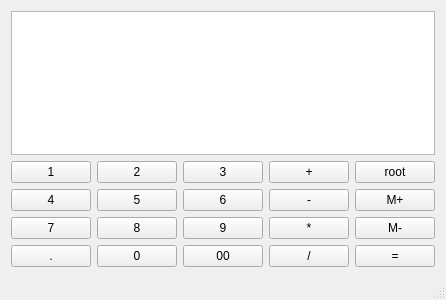
This is kalkulator.ui in mufraswid/VCalculator as Qt 5 draws it before an edit. The edited form follows.
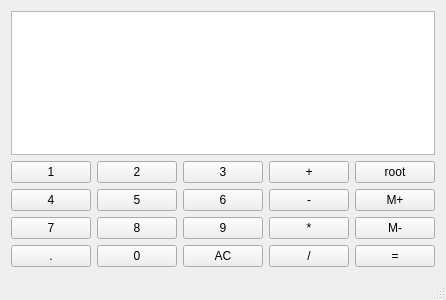
This is the edited form.

What changed in the file:
```diff
--- a/kalkulator.ui
+++ b/kalkulator.ui
@@ -258,7 +258,7 @@
        </sizepolicy>
       </property>
       <property name="text">
-       <string>00</string>
+       <string>AC</string>
       </property>
      </widget>
     </item>
```
Left out of the diff: 2 changed lines with no effect on the pictures.
